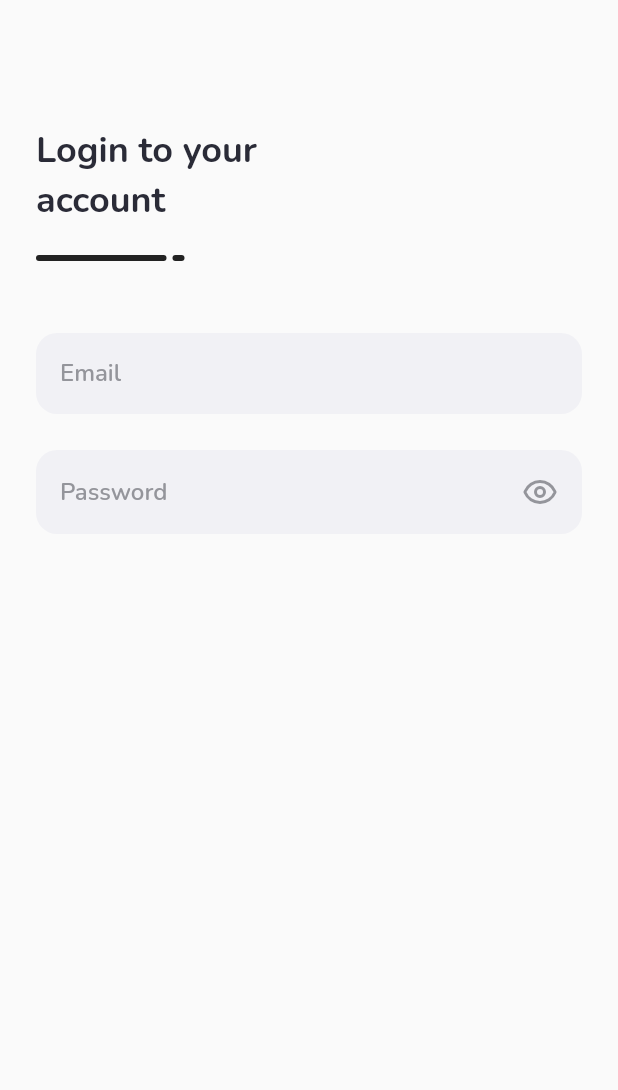
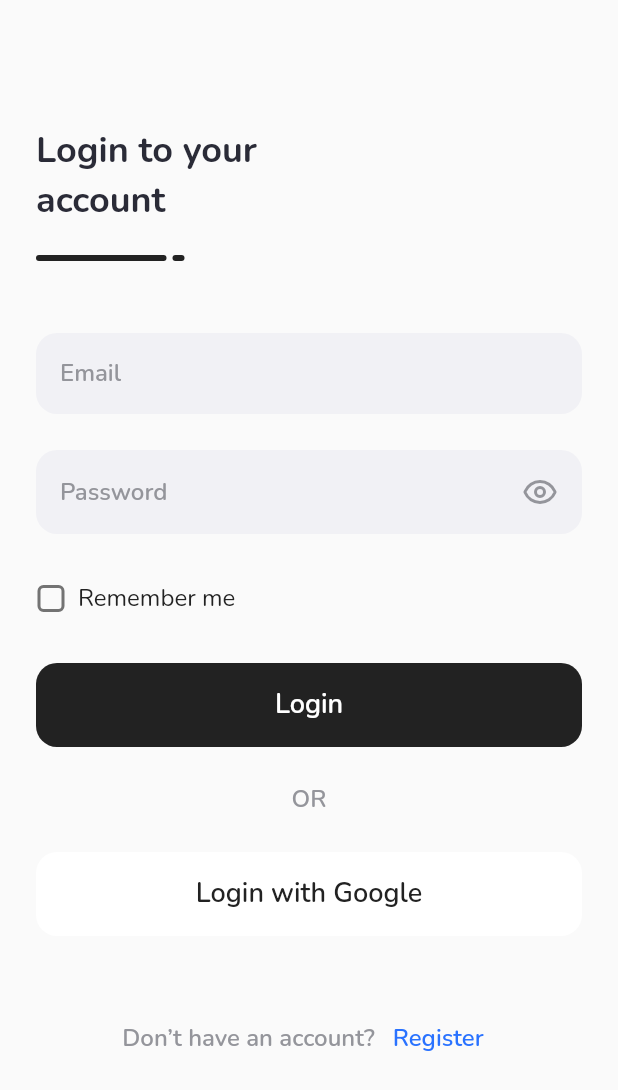
Before and after one commit to andarwaly/space-bwa, a Flutter app: the screen it shows after launch, after a tap on "SKIP", after a tap on "SIGN IN", on a phone screen of 412 x 824 dp. Shown: the top 1090 px of the screen. Run offline on Flutter 3.47's test engine with Material 2 defaults, Android fonts, the phone set to English and light mode, and no system bars; our stand-ins replace carousel_slider, google_fonts, lucide_icons.

Commit message:
update login & register button

```diff
--- a/lib/pages/sign_in.dart
+++ b/lib/pages/sign_in.dart
@@ -16,6 +16,19 @@ class SignInPage extends StatelessWidget {
           title(),
           emailInput(),
           passInput(),
+          rememberCheckBox(),
+          loginButton(),
+          Center(
+            child: Container(
+              margin: const EdgeInsets.symmetric(vertical: 24),
+              child: Text(
+                'OR',
+                style: grayText.copyWith(fontSize: 16, fontWeight: semiBold),
+              ),
+            ),
+          ),
+          loginGoogleButton(),
+          registerButton(),
         ],
       ),
     );
@@ -114,4 +127,111 @@ class SignInPage extends StatelessWidget {
       ),
     );
   }
+
+  Widget rememberCheckBox() {
+    return Container(
+      margin: const EdgeInsets.only(
+        top: 32,
+      ),
+      child: Row(
+        children: [
+          SizedBox(
+            width: 20,
+            height: 20,
+            child: Checkbox(
+              value: false,
+              onChanged: (value) {},
+              shape: RoundedRectangleBorder(
+                borderRadius: BorderRadius.circular(4),
+              ),
+            ),
+          ),
+          const SizedBox(
+            width: 8,
+          ),
+          Text(
+            'Remember me',
+            style: blackText.copyWith(fontSize: 16),
+          )
+        ],
+      ),
+    );
+  }
+
+  Widget loginButton() {
+    return Container(
+      width: double.infinity,
+      height: 56,
+      margin: const EdgeInsets.only(
+        top: 32,
+      ),
+      child: TextButton(
+        onPressed: () {},
+        style: TextButton.styleFrom(
+          backgroundColor: kBlackColor,
+          shape: RoundedRectangleBorder(
+            borderRadius: BorderRadius.circular(14),
+          ),
+        ),
+        child: Text(
+          'Login',
+          style: whiteText.copyWith(
+            fontSize: 18,
+            fontWeight: semiBold,
+          ),
+        ),
+      ),
+    );
+  }
+
+  Widget loginGoogleButton() {
+    return Container(
+      width: double.infinity,
+      height: 56,
+      child: TextButton(
+        onPressed: () {},
+        style: TextButton.styleFrom(
+          backgroundColor: kWhiteColor,
+          shape: RoundedRectangleBorder(
+            borderRadius: BorderRadius.circular(14),
+          ),
+        ),
+        child: Text(
+          'Login with Google',
+          style: blackText.copyWith(
+            fontSize: 18,
+            fontWeight: semiBold,
+          ),
+        ),
+      ),
+    );
+  }
+
+  Widget registerButton() {
+    return Container(
+      margin: EdgeInsets.only(top: 44),
+      child: Row(
+        mainAxisAlignment: MainAxisAlignment.center,
+        children: [
+          Text(
+            'Don’t have an account?',
+            style: grayText.copyWith(fontSize: 16, fontWeight: semiBold),
+          ),
+          SizedBox(
+            width: 4,
+          ),
+          TextButton(
+            onPressed: () {},
+            child: Text(
+              'Register',
+              style: blueText.copyWith(
+                fontSize: 16,
+                fontWeight: semiBold,
+              ),
+            ),
+          ),
+        ],
+      ),
+    );
+  }
 }
--- a/lib/widgets/onboard_item.dart
+++ b/lib/widgets/onboard_item.dart
@@ -35,12 +35,15 @@ class OnboardCarousel extends StatelessWidget {
         const SizedBox(
           height: 10,
         ),
-        Text(
-          subtitle,
-          style: grayText.copyWith(
-            fontSize: 18,
+        Padding(
+          padding: const EdgeInsets.symmetric(horizontal: 12.0),
+          child: Text(
+            subtitle,
+            style: grayText.copyWith(
+              fontSize: 18,
+            ),
+            textAlign: TextAlign.center,
           ),
-          textAlign: TextAlign.center,
         ),
       ],
     );
```
